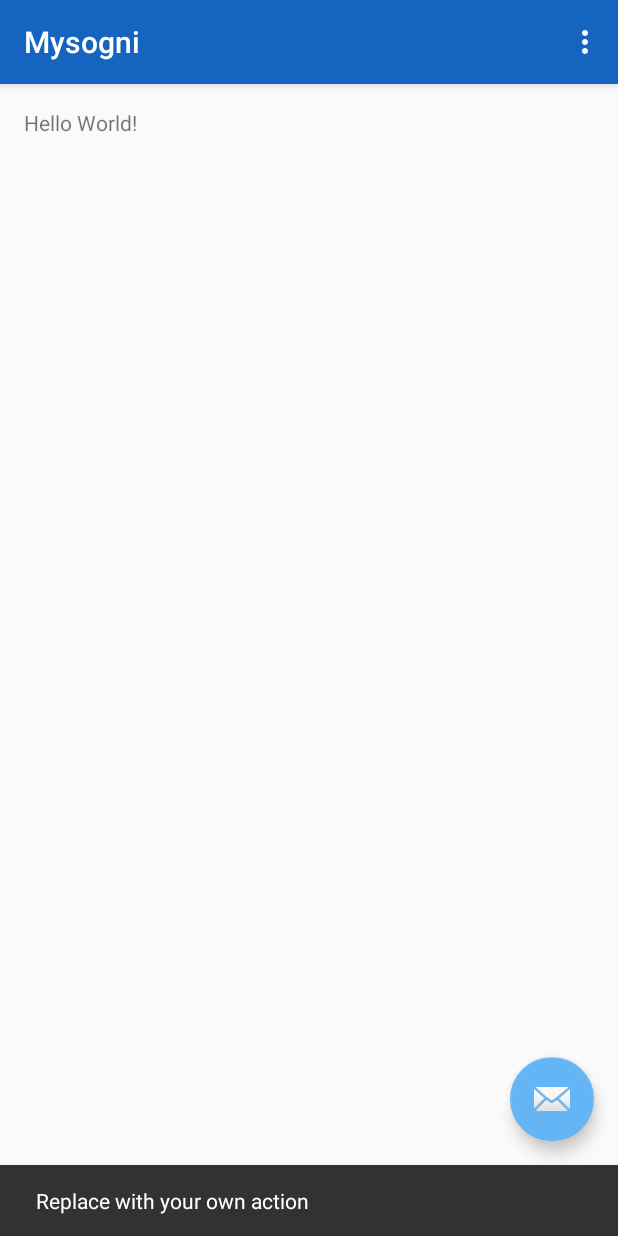
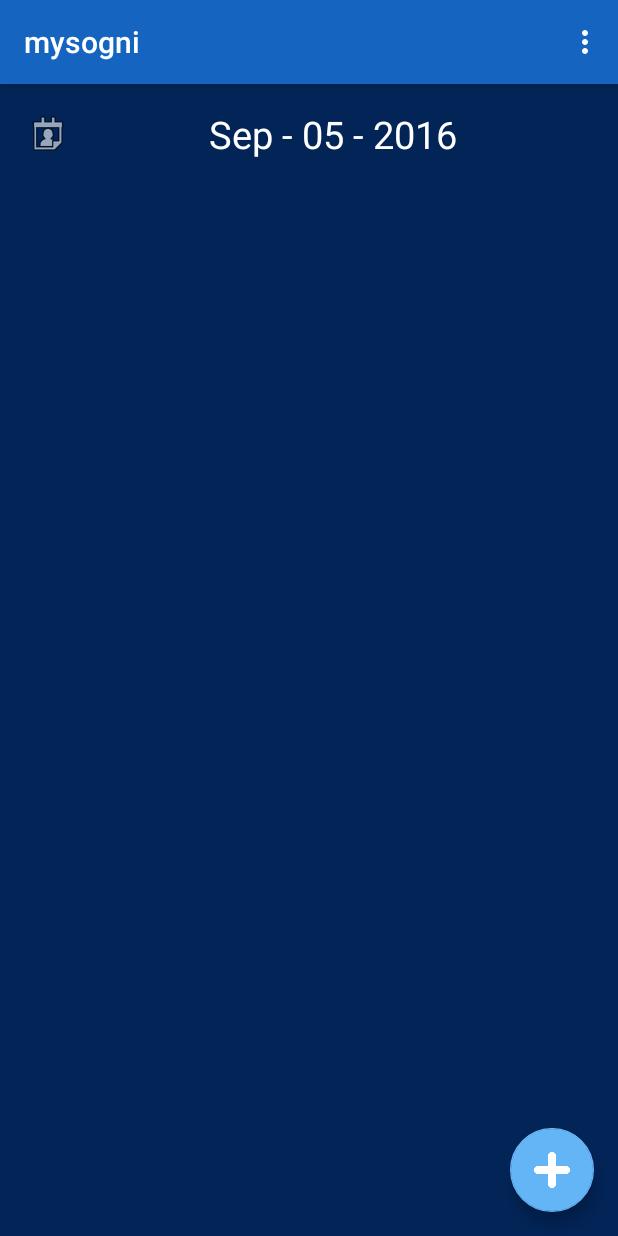
Before and after one commit to ferflores/mysogni_android, an Android app: the screen it shows after launch (HomeActivity), after a tap on an icon or button, on a phone screen of 412 x 824 dp. Run offline under Robolectric (Android 15) with nearby library versions, the phone set to English and light mode, and no system bars.

Commit message:
- new dream fragment - datepicker.xml

```diff
--- a/app/build.gradle
+++ b/app/build.gradle
@@ -22,6 +22,7 @@ android {
 dependencies {
     compile fileTree(dir: 'libs', include: ['*.jar'])
     testCompile 'junit:junit:4.12'
-    compile 'com.android.support:appcompat-v7:23.2.1'
-    compile 'com.android.support:design:23.2.1'
+    compile 'com.android.support:appcompat-v7:23.4.0'
+    compile 'com.android.support:design:23.4.0'
+    compile 'com.android.support:support-v4:23.4.0'
 }
--- a/app/src/main/AndroidManifest.xml
+++ b/app/src/main/AndroidManifest.xml
@@ -14,13 +14,14 @@
             android:theme="@style/AppTheme.NoActionBar">
             <intent-filter>
                 <action android:name="android.intent.action.MAIN" />
+
                 <category android:name="android.intent.category.LAUNCHER" />
             </intent-filter>
         </activity>
         <activity
             android:name=".SplashActivity"
             android:label="@string/title_activity_splash"
-            android:theme="@style/Theme.AppCompat.Light.NoActionBar"></activity>
+            android:theme="@style/Theme.AppCompat.Light.NoActionBar" />
     </application>
 
 </manifest>
--- a/app/src/main/java/com/mysogni/mysogni/HomeActivity.java
+++ b/app/src/main/java/com/mysogni/mysogni/HomeActivity.java
@@ -3,16 +3,21 @@ package com.mysogni.mysogni;
 import android.content.Context;
 import android.content.Intent;
 import android.content.SharedPreferences;
+import android.net.Uri;
 import android.os.Bundle;
 import android.support.design.widget.FloatingActionButton;
 import android.support.design.widget.Snackbar;
+import android.support.v4.app.FragmentTransaction;
+import android.support.v4.app.Fragment;
 import android.support.v7.app.AppCompatActivity;
 import android.support.v7.widget.Toolbar;
 import android.view.View;
 import android.view.Menu;
 import android.view.MenuItem;
 
-public class HomeActivity extends AppCompatActivity {
+import com.mysogni.mysogni.fragments.NewDreamFragment;
+
+public class HomeActivity extends AppCompatActivity implements NewDreamFragment.OnFragmentInteractionListener {
 
     @Override
     protected void onCreate(Bundle savedInstanceState) {
@@ -25,11 +30,20 @@ public class HomeActivity extends AppCompatActivity {
         setSupportActionBar(toolbar);
 
         FloatingActionButton fab = (FloatingActionButton) findViewById(R.id.fab);
+        if(fab == null)
+            return;
+
         fab.setOnClickListener(new View.OnClickListener() {
             @Override
             public void onClick(View view) {
-                Snackbar.make(view, "Replace with your own action", Snackbar.LENGTH_LONG)
-                        .setAction("Action", null).show();
+                /*Snackbar.make(view, "Replace with your own action", Snackbar.LENGTH_LONG)
+                        .setAction("Action", null).show();*/
+                Fragment newFragment = new NewDreamFragment();
+                FragmentTransaction transaction = getSupportFragmentManager().beginTransaction();
+
+                transaction.replace(R.id.mainFragment, newFragment);
+                transaction.addToBackStack(null);
+                transaction.commit();
             }
         });
     }
@@ -43,12 +57,8 @@ public class HomeActivity extends AppCompatActivity {
 
     @Override
     public boolean onOptionsItemSelected(MenuItem item) {
-        // Handle action bar item clicks here. The action bar will
-        // automatically handle clicks on the Home/Up button, so long
-        // as you specify a parent activity in AndroidManifest.xml.
         int id = item.getItemId();
 
-        //noinspection SimplifiableIfStatement
         if (id == R.id.action_settings) {
             return true;
         }
@@ -70,4 +80,9 @@ public class HomeActivity extends AppCompatActivity {
             this.finish();
         }
     }
+
+    @Override
+    public void onFragmentInteraction(Uri uri) {
+
+    }
 }
--- a/app/src/main/java/com/mysogni/mysogni/HomeActivityFragment.java
+++ b/app/src/main/java/com/mysogni/mysogni/fragments/HomeFragment.java
@@ -1,4 +1,4 @@
-package com.mysogni.mysogni;
+package com.mysogni.mysogni.fragments;
 
 import android.support.v4.app.Fragment;
 import android.os.Bundle;
@@ -6,12 +6,14 @@ import android.view.LayoutInflater;
 import android.view.View;
 import android.view.ViewGroup;
 
+import com.mysogni.mysogni.R;
+
 /**
  * A placeholder fragment containing a simple view.
  */
-public class HomeActivityFragment extends Fragment {
+public class HomeFragment extends Fragment {
 
-    public HomeActivityFragment() {
+    public HomeFragment() {
     }
 
     @Override
--- /dev/null
+++ b/app/src/main/java/com/mysogni/mysogni/fragments/NewDreamFragment.java
@@ -0,0 +1,146 @@
+package com.mysogni.mysogni.fragments;
+
+import android.content.Context;
+import android.net.Uri;
+import android.os.Bundle;
+import android.support.v4.app.Fragment;
+import android.support.v7.app.AlertDialog;
+import android.view.LayoutInflater;
+import android.view.View;
+import android.view.ViewGroup;
+import android.widget.DatePicker;
+import android.widget.TextView;
+
+import com.mysogni.mysogni.R;
+
+import java.text.DateFormat;
+import java.text.SimpleDateFormat;
+import java.util.Calendar;
+import java.util.Date;
+import java.util.GregorianCalendar;
+import java.util.Locale;
+
+
+public class NewDreamFragment extends Fragment {
+
+    private static final String ARG_PARAM1 = "param1";
+    private static final String ARG_PARAM2 = "param2";
+
+    private static final String DATE_FORMAT = "MMM - dd - yyyy";
+
+    // TODO: Rename and change types of parameters
+    private String mParam1;
+    private String mParam2;
+
+    private OnFragmentInteractionListener mListener;
+
+    public NewDreamFragment() {
+        // Required empty public constructor
+    }
+
+
+    // TODO: Rename and change types and number of parameters
+    public static NewDreamFragment newInstance(String param1, String param2) {
+        NewDreamFragment fragment = new NewDreamFragment();
+        Bundle args = new Bundle();
+        args.putString(ARG_PARAM1, param1);
+        args.putString(ARG_PARAM2, param2);
+        fragment.setArguments(args);
+        return fragment;
+    }
+
+    @Override
+    public void onCreate(Bundle savedInstanceState) {
+        super.onCreate(savedInstanceState);
+        if (getArguments() != null) {
+            mParam1 = getArguments().getString(ARG_PARAM1);
+            mParam2 = getArguments().getString(ARG_PARAM2);
+        }
+    }
+
+    @Override
+    public View onCreateView(LayoutInflater inflater, ViewGroup container,
+                             Bundle savedInstanceState) {
+
+
+        View view = inflater.inflate(R.layout.fragment_new_dream, container, false);
+        setDefaults(view);
+        bindEvents(view);
+
+        return view;
+    }
+
+    // TODO: Rename method, update argument and hook method into UI event
+    public void onButtonPressed(Uri uri) {
+        if (mListener != null) {
+            mListener.onFragmentInteraction(uri);
+        }
+    }
+
+    private void setDefaults(View view){
+        DateFormat dateFormat = new SimpleDateFormat(DATE_FORMAT);
+        Date today = new Date();
+        TextView datePickerText = (TextView)view.findViewById(R.id.datePicker);
+        datePickerText.setText(dateFormat.format(today));
+    }
+
+    private void bindEvents(View view){
+        TextView datePicker = (TextView)view.findViewById(R.id.datePicker);
+
+        datePicker.setOnClickListener(new View.OnClickListener(){
+            @Override
+            public void onClick(View v) {
+               showDatePicker(v);
+            }
+        });
+    }
+
+    private void showDatePicker(final View mainView){
+        final View dialogView = View.inflate(this.getContext(), R.layout.datepicker, null);
+        final AlertDialog alertDialog = new AlertDialog.Builder(this.getContext()).create();
+
+        dialogView.findViewById(R.id.date_time_set).setOnClickListener(new View.OnClickListener() {
+            @Override
+            public void onClick(View view) {
+
+                DatePicker datePicker = (DatePicker) dialogView.findViewById(R.id.date_picker);
+                TextView datePickerText = (TextView)mainView.findViewById(R.id.datePicker);
+                DateFormat dateFormat = new SimpleDateFormat(DATE_FORMAT, Locale.getDefault());
+                Calendar calendar = new GregorianCalendar(datePicker.getYear(),
+                        datePicker.getMonth(),
+                        datePicker.getDayOfMonth(),
+                        0,
+                        0);
+
+                Date selectedDate = calendar.getTime();
+
+                datePickerText.setText(dateFormat.format(selectedDate));
+
+                alertDialog.dismiss();
+            }});
+        alertDialog.setView(dialogView);
+        alertDialog.show();
+    }
+
+    @Override
+    public void onAttach(Context context) {
+        super.onAttach(context);
+        if (context instanceof OnFragmentInteractionListener) {
+            mListener = (OnFragmentInteractionListener) context;
+        } else {
+            throw new RuntimeException(context.toString()
+                    + " must implement OnFragmentInteractionListener");
+        }
+    }
+
+    @Override
+    public void onDetach() {
+        super.onDetach();
+        mListener = null;
+    }
+
+    public interface OnFragmentInteractionListener {
+        // TODO: Update argument type and name
+        void onFragmentInteraction(Uri uri);
+    }
+}
--- a/app/src/main/res/layout/activity_home.xml
+++ b/app/src/main/res/layout/activity_home.xml
@@ -29,6 +29,6 @@
         android:layout_height="wrap_content"
         android:layout_gravity="bottom|end"
         android:layout_margin="@dimen/fab_margin"
-        android:src="@android:drawable/ic_dialog_email" />
+        android:src="@drawable/add" />
 
 </android.support.design.widget.CoordinatorLayout>
--- a/app/src/main/res/layout/content_home.xml
+++ b/app/src/main/res/layout/content_home.xml
@@ -1,8 +1,8 @@
 <fragment xmlns:android="http://schemas.android.com/apk/res/android"
     xmlns:app="http://schemas.android.com/apk/res-auto"
     xmlns:tools="http://schemas.android.com/tools"
-    android:id="@+id/fragment"
-    android:name="com.mysogni.mysogni.HomeActivityFragment"
+    android:id="@+id/mainFragment"
+    android:name="com.mysogni.mysogni.fragments.HomeFragment"
     android:layout_width="match_parent"
     android:layout_height="match_parent"
     app:layout_behavior="@string/appbar_scrolling_view_behavior"
--- a/app/src/main/res/layout/fragment_home.xml
+++ b/app/src/main/res/layout/fragment_home.xml
@@ -6,12 +6,35 @@
     android:paddingLeft="@dimen/activity_horizontal_margin"
     android:paddingRight="@dimen/activity_horizontal_margin"
     android:paddingTop="@dimen/activity_vertical_margin"
-    tools:context="com.mysogni.mysogni.HomeActivityFragment"
+    android:background="@color/background"
+    tools:context=".fragments.HomeFragment"
     tools:showIn="@layout/activity_home">
 
-    <TextView
-        android:layout_width="wrap_content"
-        android:layout_height="wrap_content"
-        android:text="Hello World!" />
 
+    <LinearLayout
+        android:orientation="vertical"
+        android:layout_width="match_parent"
+        android:layout_height="match_parent"
+        android:layout_alignParentTop="true"
+        android:layout_centerHorizontal="true">
+
+        <ImageView
+            android:layout_width="221dp"
+            android:layout_height="300dp"
+            android:id="@+id/imageView"
+            android:layout_gravity="center_horizontal"
+            android:src="@drawable/onlylogo"
+            android:contentDescription="bgLogo"
+            />
+
+        <TextView
+            android:layout_width="wrap_content"
+            android:layout_height="wrap_content"
+            android:textAppearance="?android:attr/textAppearanceLarge"
+            android:textAlignment="center"
+            android:text="Did you know you can not see your hands while dreaming?"
+            android:id="@+id/dreamInfo"
+            android:textColor="@color/whiteText"
+            android:layout_gravity="center_horizontal" />
+    </LinearLayout>
 </RelativeLayout>
--- /dev/null
+++ b/app/src/main/res/layout/fragment_new_dream.xml
@@ -0,0 +1,22 @@
+<GridLayout xmlns:android="http://schemas.android.com/apk/res/android"
+    xmlns:tools="http://schemas.android.com/tools"
+    android:layout_width="match_parent"
+    android:layout_height="match_parent"
+    tools:context=".HomeActivity"
+    android:background="@color/background"
+    android:columnCount="4"
+    android:rowCount="4">
+
+
+    <TextView
+        android:layout_width="match_parent"
+        android:layout_height="wrap_content"
+        android:drawableLeft="@android:drawable/ic_menu_my_calendar"
+        android:ems="20"
+        android:id="@+id/datePicker"
+        android:layout_row="0"
+        android:layout_column="0"
+        android:textColor="@color/whiteText"
+        android:textSize="25sp"
+        android:textAlignment="center" />
+</GridLayout>
--- a/app/src/main/res/values/colors.xml
+++ b/app/src/main/res/values/colors.xml
@@ -4,4 +4,6 @@
     <color name="colorPrimaryDark">#0D47A1</color>
     <color name="colorAccent">#64B5F6</color>
     <color name="primaryBlue">#42A5F5</color>
+    <color name="background">#022457</color>
+    <color name="whiteText">#FFFFFF</color>
 </resources>
--- a/app/src/main/res/values/strings.xml
+++ b/app/src/main/res/values/strings.xml
@@ -1,8 +1,10 @@
 <resources>
-    <string name="app_name" translatable="false">Mysogni</string>
+    <string name="app_name" translatable="false">mysogni</string>
     <string name="title_activity_splash" translatable="false"></string>
     <string name="preferences_key" translatable="false">prefs_key</string>
-    <string name="first_time" translatable="false">firs_time3</string>
+    <string name="first_time" translatable="false">firs_time</string>
 
     <string name="action_settings">Settings</string>
+    <string name="set_date">Set date</string>
+
 </resources>
--- a/build.gradle
+++ b/build.gradle
@@ -5,7 +5,7 @@ buildscript {
         jcenter()
     }
     dependencies {
-        classpath 'com.android.tools.build:gradle:1.5.0'
+        classpath 'com.android.tools.build:gradle:2.1.3'
 
         // NOTE: Do not place your application dependencies here; they belong
         // in the individual module build.gradle files
```
Also changed, not shown: app/src/main/java/com/mysogni/mysogni/utils/Navigation.java (added, +8 -0 lines), app/src/main/res/layout/datepicker.xml (added, +24 -0 lines), app/src/main/res/drawable/add.png (added), gradle/wrapper/gradle-wrapper.properties.
